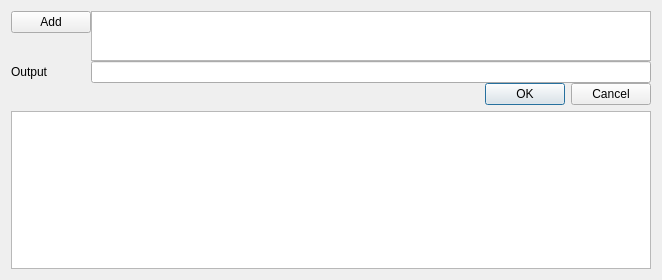
First picture: the form in dialog.ui, repository TheRikke/pdfmart, before the edit.
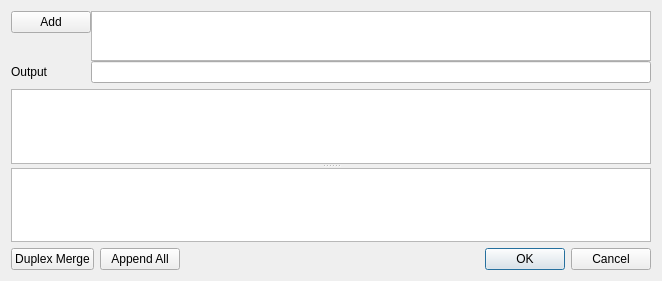
Second picture: the form after the edit.

The edit to the form file:
```diff
--- a/dialog.ui
+++ b/dialog.ui
@@ -7,7 +7,7 @@
     <x>0</x>
     <y>0</y>
     <width>662</width>
-    <height>280</height>
+    <height>281</height>
    </rect>
   </property>
   <property name="sizePolicy">
@@ -20,9 +20,6 @@
    <string>Dialog</string>
   </property>
   <layout class="QVBoxLayout" name="verticalLayout">
-   <property name="sizeConstraint">
-    <enum>QLayout::SetNoConstraint</enum>
-   </property>
    <item>
     <layout class="QFormLayout" name="formLayout">
      <property name="sizeConstraint">
@@ -37,6 +34,13 @@
      <property name="verticalSpacing">
       <number>0</number>
      </property>
+     <item row="2" column="0">
+      <widget class="QPushButton" name="addInput">
+       <property name="text">
+        <string>Add</string>
+       </property>
+      </widget>
+     </item>
      <item row="2" column="1">
       <widget class="QListWidget" name="InputList">
        <property name="sizePolicy">
@@ -66,26 +70,13 @@
      <item row="3" column="1">
       <widget class="QLineEdit" name="outputFile"/>
      </item>
-     <item row="2" column="0">
-      <widget class="QPushButton" name="addInput">
-       <property name="text">
-        <string>Add</string>
-       </property>
-      </widget>
-     </item>
-     <item row="4" column="1">
-      <widget class="QDialogButtonBox" name="buttonBox">
+    </layout>
+   </item>
+   <item>
+    <widget class="QSplitter" name="splitter">
        <property name="orientation">
-        <enum>Qt::Horizontal</enum>
-       </property>
-       <property name="standardButtons">
-        <set>QDialogButtonBox::Cancel|QDialogButtonBox::Ok</set>
-       </property>
-      </widget>
-     </item>
-    </layout>
-   </item>
-   <item>
+      <enum>Qt::Vertical</enum>
+     </property>
     <widget class="QTableView" name="pdfPages">
      <property name="sizePolicy">
       <sizepolicy hsizetype="Expanding" vsizetype="Expanding">
@@ -96,6 +87,9 @@
      <property name="dragEnabled">
       <bool>true</bool>
      </property>
+      <property name="dragDropOverwriteMode">
+       <bool>false</bool>
+      </property>
      <property name="dragDropMode">
       <enum>QAbstractItemView::DragDrop</enum>
      </property>
@@ -109,6 +103,40 @@
       <enum>QAbstractItemView::ScrollPerPixel</enum>
      </property>
     </widget>
+     <widget class="QTableView" name="mergedView">
+      <property name="dragEnabled">
+       <bool>true</bool>
+      </property>
+      <property name="dragDropMode">
+       <enum>QAbstractItemView::DragDrop</enum>
+      </property>
+     </widget>
+    </widget>
+   </item>
+   <item>
+    <layout class="QHBoxLayout" name="horizontalLayout">
+     <item>
+      <widget class="QPushButton" name="duplexButton">
+       <property name="text">
+        <string>Duplex Merge</string>
+       </property>
+      </widget>
+     </item>
+     <item>
+      <widget class="QPushButton" name="pushButton_2">
+       <property name="text">
+        <string>Append All</string>
+       </property>
+      </widget>
+     </item>
+     <item>
+      <widget class="QDialogButtonBox" name="buttonBox">
+       <property name="standardButtons">
+        <set>QDialogButtonBox::Cancel|QDialogButtonBox::Ok</set>
+       </property>
+      </widget>
+     </item>
+    </layout>
    </item>
   </layout>
   <action name="actionEineAktion">
```
Left out of the diff: 40 changed lines with no effect on the pictures. Lines whose indentation alone changed are shown as unchanged.
